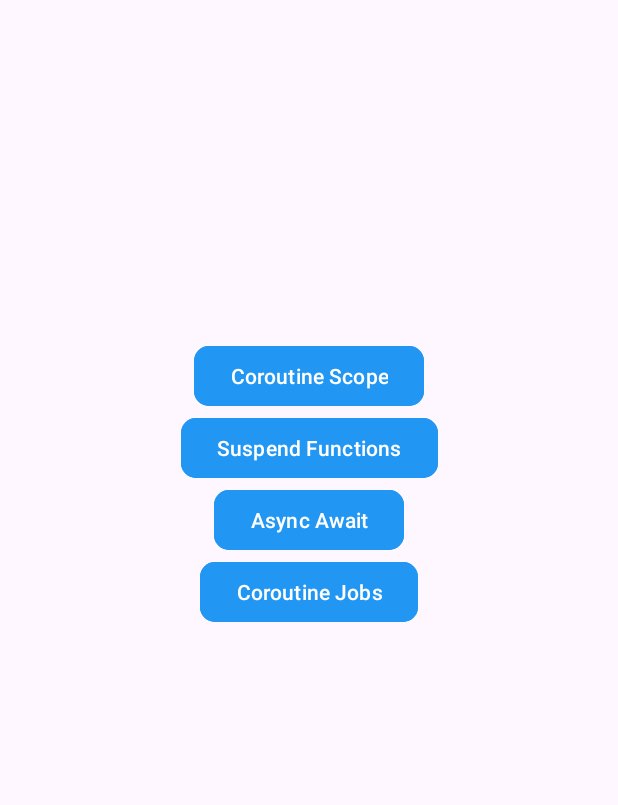
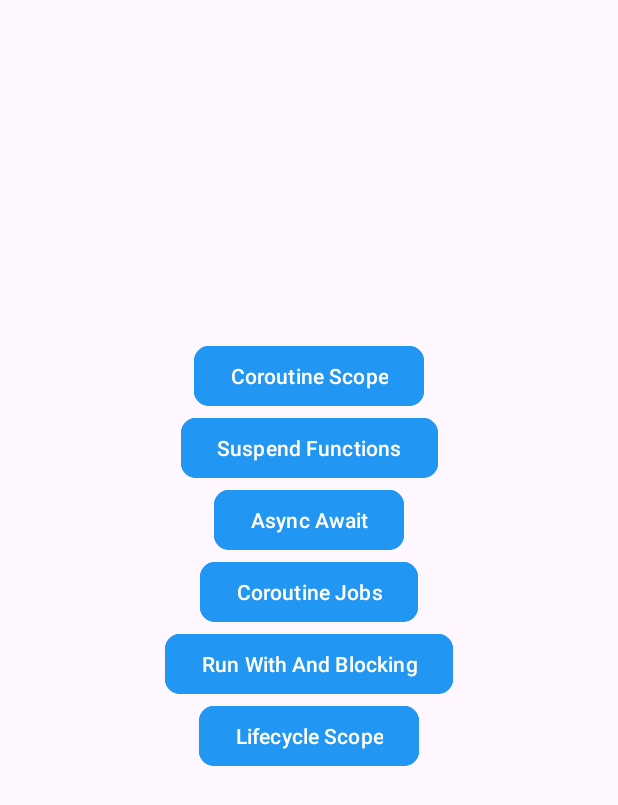
Before and after one commit to muhammadkhan0092/Android-Masterclass, an Android app: the screen it shows after launch (MainActivity), after a tap on "Coroutines", on a phone screen of 412 x 824 dp. Shown: the top 805 px of the screen. Run offline under Robolectric (Android 15) with nearby library versions, the phone set to English and light mode, and no system bars.

Commit message:
Lifecycle Scope

```diff
--- a/app/src/main/java/com/example/androidmasterclass/coroutines/CoroutinesFragment.kt
+++ b/app/src/main/java/com/example/androidmasterclass/coroutines/CoroutinesFragment.kt
@@ -8,6 +8,7 @@ import android.view.ViewGroup
 import android.widget.Toast
 import androidx.fragment.app.Fragment
 import androidx.lifecycle.lifecycleScope
+import androidx.navigation.fragment.findNavController
 import com.example.androidmasterclass.databinding.CoroutinesFragmentBinding
 import kotlinx.coroutines.CancellationException
 import kotlinx.coroutines.CoroutineScope
@@ -16,6 +17,8 @@ import kotlinx.coroutines.async
 import kotlinx.coroutines.delay
 import kotlinx.coroutines.isActive
 import kotlinx.coroutines.launch
+import kotlinx.coroutines.runBlocking
+import kotlinx.coroutines.withContext
 
 class CoroutinesFragment : Fragment(){
     private var binding : CoroutinesFragmentBinding? = null
@@ -24,6 +27,8 @@ class CoroutinesFragment : Fragment(){
         const val SUSPEND_FUNCTION = "SUSPEND FUNCTION"
         const val ASYNC_AWAIT = "ASYNC_AWAIT"
         const val JOB = "JOB"
+        const val RUN_BLOCKING_AND_RUN_WITH = "RUN_BLOCKING_AND_RUN_WITH"
+        const val LIFECYCLE_SCOPE = "LIFECYCLE SCOPE"
     }
     override fun onCreateView(
         inflater: LayoutInflater,
@@ -40,6 +45,65 @@ class CoroutinesFragment : Fragment(){
         onSuspendFunctionClicked()
         onAsyncAwaitClicked()
         onCoroutineJobsClicked()
+        onRunWithAndRunBlockingClicked()
+        onLifeCycleClickedListener()
+    }
+
+    private fun onLifeCycleClickedListener() {
+        binding?.btnLifeCycleScope?.setOnClickListener {
+            simulateLifeCycleScope()
+        }
+    }
+    private fun simulateLifeCycleScope() {
+        //lifecycle scope is tied to component (fragment,activity) and viewmodel scope is tied to lifecycle of view mode
+        // which means when the viewmodel is destroyed ,the coroutine is also destroyed
+        //In this Example When the fragment is destroyed the logs of coroutine scope are visible but lifecycle scope logs are not visible as
+        // lifecycle scope is tied to the lifecycle of the fragment here
+        CoroutineScope(Dispatchers.IO).launch{
+            delay(5000)
+            Log.d(LIFECYCLE_SCOPE,"IN COROUTINE SCOPE")
+        }
+
+        lifecycleScope.launch {
+            delay(1000)
+            findNavController().navigateUp()
+            delay(2000)
+            Log.d(LIFECYCLE_SCOPE,"IN LIFECYCLE SCOPE")
+        }
+    }
+
+
+
+    private fun onRunWithAndRunBlockingClicked() {
+        binding?.btnWithContextAndRunBlocking?.setOnClickListener {
+            lifecycleScope.launch {
+                simulateRunBlockingAndWithContext()
+            }
+        }
+    }
+    private suspend fun simulateRunBlockingAndWithContext() {
+        //Run With is used when we Are in A coroutine and want to switch thread to perform some operation in another thread
+        //Run With is Also Blocking in nature which means the last log of this coroutine wont execute until with context is finished
+        val job = CoroutineScope(Dispatchers.IO).launch{
+            Log.d(RUN_BLOCKING_AND_RUN_WITH,"RUNNING HEAVY IO OPERATIONS ON ${coroutineContext}")
+            delay(1000)
+            withContext(Dispatchers.Main){
+                Log.d(RUN_BLOCKING_AND_RUN_WITH,"UPADTING UI ON ${coroutineContext}")
+            }
+            Log.d(RUN_BLOCKING_AND_RUN_WITH,"COROUTINE COMPLETED")
+        }
+        job.join()
+
+        //It Blocks the thread. So The Coroutine is Guranteed to Complete other wise if we use coroutine here and write
+        //cancel just after it only hello will be executed and world will not be executed
+        runBlocking{
+            launch {
+                delay(2000)
+                Log.d(RUN_BLOCKING_AND_RUN_WITH,"WORLD")
+            }
+            Log.d(RUN_BLOCKING_AND_RUN_WITH,"HELLO")
+        }
+
     }
 
     private fun onCoroutineJobsClicked() {
@@ -49,8 +113,8 @@ class CoroutinesFragment : Fragment(){
             }
         }
     }
-
     private suspend fun simulateJobAndCancel(){
+        //cancellation is required to avoid resource wastage and leaks
         val parentJob = CoroutineScope(Dispatchers.IO).launch{
             //even if we cancel the coroutine it will run for some time if the thread is busy and do not check. so we have to manually check it
             if(isActive) {
@@ -76,6 +140,8 @@ class CoroutinesFragment : Fragment(){
         parentJob.join()
         Log.d(JOB,"PARENT JOB COMPLETED")
     }
+
+
     private fun onAsyncAwaitClicked() {
         binding?.btnAwaitAndAsync?.setOnClickListener {
             // We Used Coroutine here also because Suspend Functions Can Only be Called from Suspend functions or coroutine
@@ -193,6 +259,7 @@ class CoroutinesFragment : Fragment(){
 
     override fun onDestroy() {
         binding = null
+        Log.d(LIFECYCLE_SCOPE,"ON DESTROY")
         super.onDestroy()
     }
 }
--- a/app/src/main/res/layout/coroutines_fragment.xml
+++ b/app/src/main/res/layout/coroutines_fragment.xml
@@ -51,6 +51,28 @@
         app:layout_constraintStart_toStartOf="parent"
         app:layout_constraintTop_toBottomOf="@+id/btnAwaitAndAsync" />
 
+    <Button
+        android:id="@+id/btnWithContextAndRunBlocking"
+        android:layout_width="wrap_content"
+        android:layout_height="wrap_content"
+        android:backgroundTint="@color/btn_color"
+        android:text="@string/runWithAndBlocking"
+        app:cornerRadius="10dp"
+        app:layout_constraintEnd_toEndOf="parent"
+        app:layout_constraintStart_toStartOf="parent"
+        app:layout_constraintTop_toBottomOf="@+id/btnJobs" />
+    <Button
+        android:id="@+id/btnLifeCycleScope"
+        android:layout_width="wrap_content"
+        android:layout_height="wrap_content"
+        android:backgroundTint="@color/btn_color"
+        android:text="@string/lifecycle_scope"
+        app:cornerRadius="10dp"
+        app:layout_constraintEnd_toEndOf="parent"
+        app:layout_constraintStart_toStartOf="parent"
+        app:layout_constraintTop_toBottomOf="@+id/btnWithContextAndRunBlocking" />
+
+
     <androidx.constraintlayout.widget.Guideline
         android:id="@+id/gTop"
         android:layout_width="wrap_content"
--- a/app/src/main/res/values/strings.xml
+++ b/app/src/main/res/values/strings.xml
@@ -8,4 +8,6 @@
     <string name="suspend_functions">Suspend Functions</string>
     <string name="coroutine_scope">Coroutine Scope</string>
     <string name="async_await">Async Await</string>
+    <string name="runWithAndBlocking">Run With And Blocking</string>
+    <string name="lifecycle_scope">Lifecycle Scope</string>
 </resources>
```
